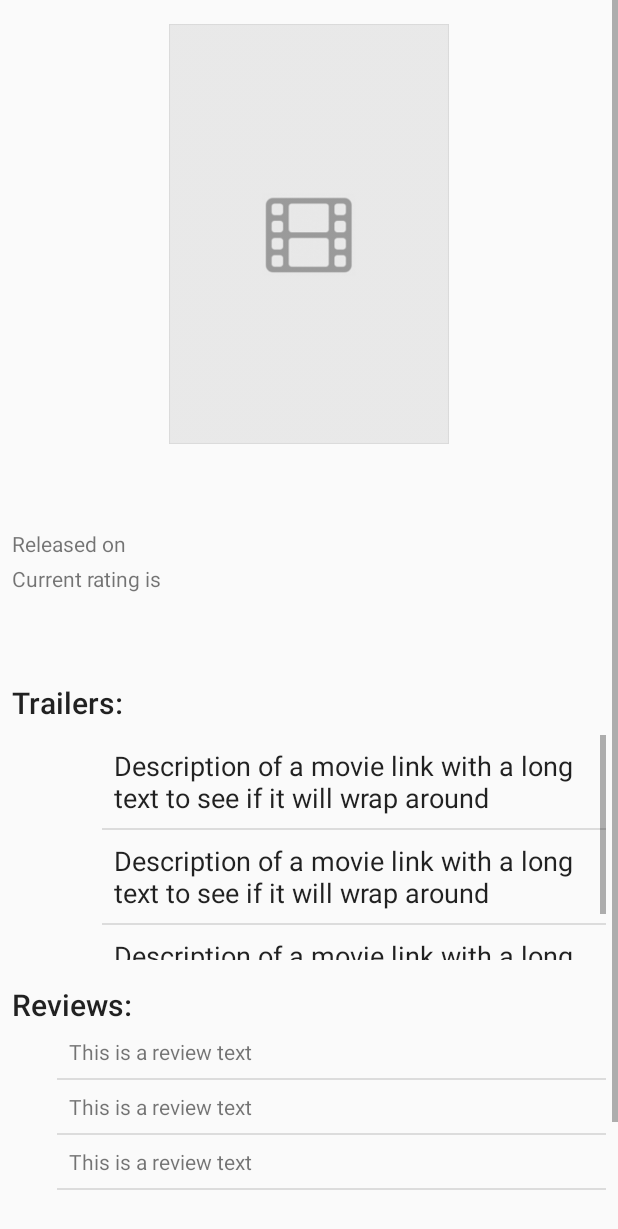
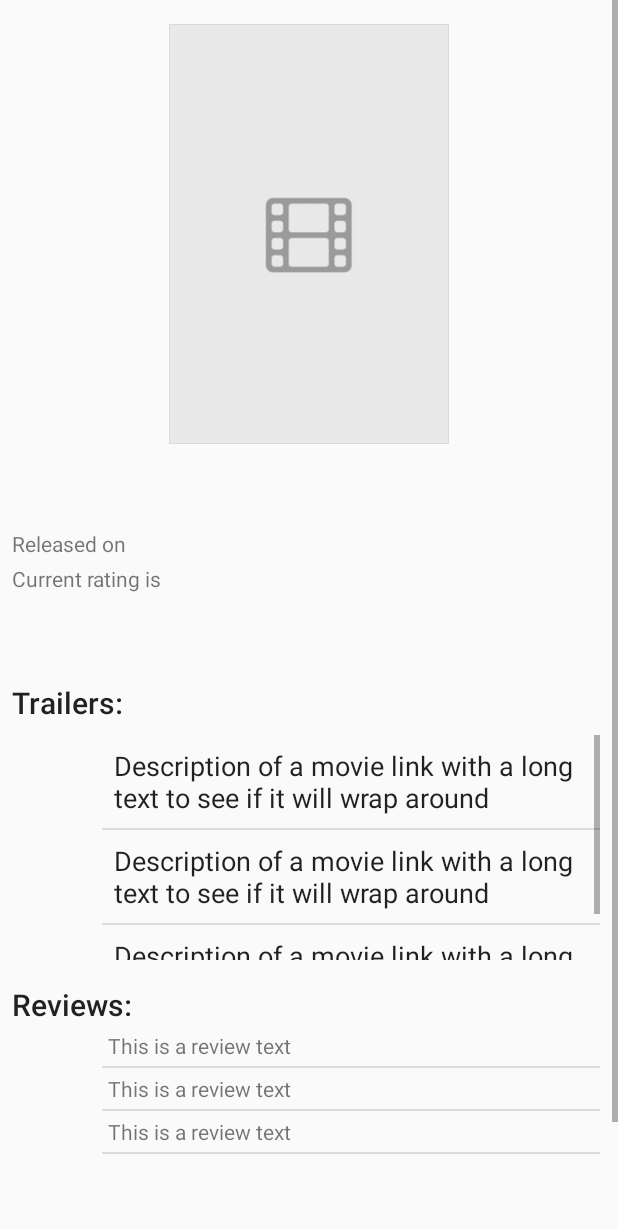
Before and after one commit to bratner/popular_movies, an Android app: the layout activity_movie_details.xml on its own in the app's theme, with its tools: preview values and no code run, on a phone screen of 412 x 824 dp. Shown: the top 1229 px of the screen. Run offline under Robolectric (Android 15) with nearby library versions, the phone set to English and light mode, and no system bars; network calls fail.

Commit message:
[PM2-9] Make reviews fit in the space we got

```diff
--- a/app/src/main/res/layout/activity_movie_details.xml
+++ b/app/src/main/res/layout/activity_movie_details.xml
@@ -55,6 +55,7 @@
 
                 android:layout_marginLeft="60dp"
                 android:layout_marginTop="8dp"
+                android:layout_marginRight="4dp"
                 android:nestedScrollingEnabled="true"
                 android:visibility="gone"
                 app:layout_constraintLeft_toLeftOf="parent"
@@ -71,6 +72,7 @@
                 android:layout_width="wrap_content"
                 android:layout_height="wrap_content"
                 android:layout_marginTop="16dp"
+
                 android:text="Reviews:"
                 android:textAppearance="@style/TextAppearance.AppCompat.Title"
                 android:visibility="gone"
@@ -80,10 +82,11 @@
             <ListView
                 android:id="@+id/lv_reviews_list"
 
-                android:layout_width="wrap_content"
+                android:layout_width="match_parent"
                 android:layout_height="200dp"
                 android:layout_marginBottom="24dp"
                 android:layout_marginLeft="60dp"
+                android:layout_marginRight="4dp"
                 android:nestedScrollingEnabled="true"
                 android:visibility="gone"
                 app:layout_constraintLeft_toLeftOf="parent"
--- a/app/src/main/res/layout/review_list_item.xml
+++ b/app/src/main/res/layout/review_list_item.xml
@@ -6,9 +6,9 @@
     android:padding="4dp">
 <TextView
     android:id="@+id/tv_review_content"
-    android:layout_width="wrap_content"
+    android:layout_width="match_parent"
     android:layout_height="wrap_content"
     android:text="This is a review text"
-    android:layout_margin="4dp"
+
     />
 </LinearLayout>
```
